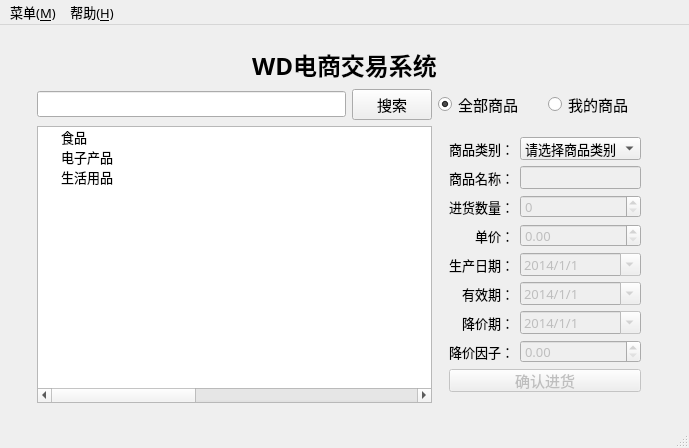
drcege/WD, file mainwindow.ui: the form before one commit.
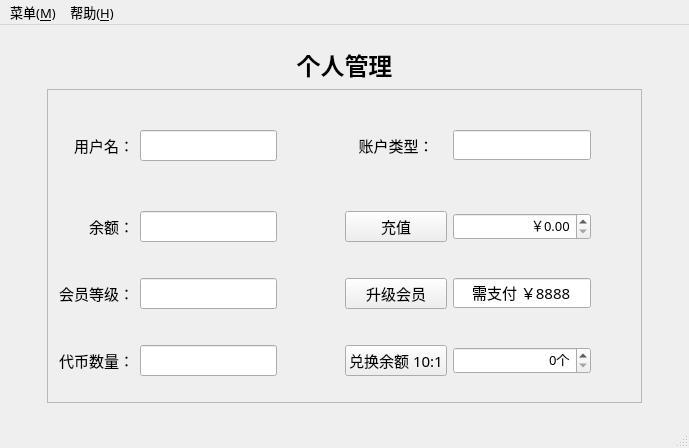
The form after the commit. The open tabs and pages were chosen to show the change.

Commit message: simplify slots of loginPage and registerPage,reorder,classify,add resetXXX

Patch:
```diff
--- a/mainwindow.ui
+++ b/mainwindow.ui
@@ -563,39 +563,6 @@
           </property>
          </widget>
         </item>
-        <item row="1" column="3">
-         <widget class="QRadioButton" name="radioButton">
-          <property name="font">
-           <font>
-            <pointsize>11</pointsize>
-           </font>
-          </property>
-          <property name="text">
-           <string>全部商品</string>
-          </property>
-          <property name="checked">
-           <bool>true</bool>
-          </property>
-          <attribute name="buttonGroup">
-           <string notr="true">buttonGroup_2</string>
-          </attribute>
-         </widget>
-        </item>
-        <item row="1" column="4">
-         <widget class="QRadioButton" name="radioButton_2">
-          <property name="font">
-           <font>
-            <pointsize>11</pointsize>
-           </font>
-          </property>
-          <property name="text">
-           <string>我的商品</string>
-          </property>
-          <attribute name="buttonGroup">
-           <string notr="true">buttonGroup_2</string>
-          </attribute>
-         </widget>
-        </item>
         <item row="2" column="1" colspan="2">
          <widget class="QTreeWidget" name="treeWidget">
           <property name="font">
@@ -628,7 +595,7 @@
            <bool>false</bool>
           </property>
           <property name="headerHidden">
-           <bool>false</bool>
+           <bool>true</bool>
           </property>
           <attribute name="headerVisible">
            <bool>false</bool>
@@ -766,6 +733,11 @@
             </font>
            </property>
           </column>
+          <column>
+           <property name="text">
+            <string>ID</string>
+           </property>
+          </column>
           <item>
            <property name="text">
             <string>食品</string>
@@ -892,7 +864,7 @@
           </item>
          </widget>
         </item>
-        <item row="2" column="3" colspan="2">
+        <item row="1" column="3" rowspan="2" colspan="2">
          <widget class="QStackedWidget" name="stackedWidget_2">
           <property name="currentIndex">
            <number>0</number>
@@ -1043,8 +1015,8 @@
           </widget>
           <widget class="QWidget" name="page_seller">
            <layout class="QGridLayout" name="gridLayout_4" columnstretch="1,1">
-            <item row="0" column="0">
-             <widget class="QLabel" name="label_class">
+            <item row="2" column="0">
+             <widget class="QLabel" name="label_name">
               <property name="font">
                <font>
                 <pointsize>10</pointsize>
@@ -1058,7 +1030,14 @@
               </property>
              </widget>
             </item>
-            <item row="0" column="1">
+            <item row="2" column="1">
+             <widget class="QLineEdit" name="lineEdit_name">
+              <property name="enabled">
+               <bool>false</bool>
+              </property>
+             </widget>
+            </item>
+            <item row="1" column="1">
              <widget class="QComboBox" name="comboBox">
               <property name="currentText">
                <string>请选择商品类别</string>
@@ -1086,7 +1065,7 @@
              </widget>
             </item>
             <item row="1" column="0">
-             <widget class="QLabel" name="label_name">
+             <widget class="QLabel" name="label_class">
               <property name="font">
                <font>
                 <pointsize>10</pointsize>
@@ -1100,14 +1079,7 @@
               </property>
              </widget>
             </item>
-            <item row="1" column="1">
-             <widget class="QLineEdit" name="lineEdit_name">
-              <property name="enabled">
-               <bool>false</bool>
-              </property>
-             </widget>
-            </item>
-            <item row="2" column="0">
+            <item row="3" column="0">
              <widget class="QLabel" name="label_in">
               <property name="font">
                <font>
@@ -1123,7 +1095,7 @@
               </property>
              </widget>
             </item>
-            <item row="2" column="1">
+            <item row="3" column="1">
              <widget class="QSpinBox" name="spinBox_seller">
               <property name="enabled">
                <bool>false</bool>
@@ -1142,7 +1114,7 @@
               </property>
              </widget>
             </item>
-            <item row="3" column="0">
+            <item row="4" column="0">
              <widget class="QLabel" name="label_unit">
               <property name="font">
                <font>
@@ -1158,7 +1130,7 @@
               </property>
              </widget>
             </item>
-            <item row="4" column="0">
+            <item row="5" column="0">
              <widget class="QLabel" name="label_produce">
               <property name="font">
                <font>
@@ -1174,49 +1146,7 @@
               </property>
              </widget>
             </item>
-            <item row="4" column="1">
-             <widget class="QDateEdit" name="dateEdit_produce">
-              <property name="enabled">
-               <bool>false</bool>
-              </property>
-              <property name="sizePolicy">
-               <sizepolicy hsizetype="Preferred" vsizetype="Fixed">
-                <horstretch>0</horstretch>
-                <verstretch>0</verstretch>
-               </sizepolicy>
-              </property>
-              <property name="displayFormat">
-               <string>yyyy/M/d</string>
-              </property>
-              <property name="calendarPopup">
-               <bool>true</bool>
-              </property>
-              <property name="date">
-               <date>
-                <year>2014</year>
-                <month>1</month>
-                <day>1</day>
-               </date>
-              </property>
-             </widget>
-            </item>
-            <item row="5" column="0">
-             <widget class="QLabel" name="label_validity">
-              <property name="font">
-               <font>
-                <family>微软雅黑</family>
-                <pointsize>10</pointsize>
-               </font>
-              </property>
-              <property name="text">
-               <string>有效期：</string>
-              </property>
-              <property name="alignment">
-               <set>Qt::AlignRight|Qt::AlignTrailing|Qt::AlignVCenter</set>
-              </property>
-             </widget>
-            </item>
-            <item row="5" column="1">
+            <item row="6" column="1">
              <widget class="QDateEdit" name="dateEdit_validity">
               <property name="enabled">
                <bool>false</bool>
@@ -1242,7 +1172,7 @@
               </property>
              </widget>
             </item>
-            <item row="6" column="0">
+            <item row="7" column="0">
              <widget class="QLabel" name="label_reduce">
               <property name="font">
                <font>
@@ -1258,7 +1188,56 @@
               </property>
              </widget>
             </item>
-            <item row="6" column="1">
+            <item row="6" column="0">
+             <widget class="QLabel" name="label_validity">
+              <property name="font">
+               <font>
+                <family>微软雅黑</family>
+                <pointsize>10</pointsize>
+               </font>
+              </property>
+              <property name="text">
+               <string>有效期：</string>
+              </property>
+              <property name="alignment">
+               <set>Qt::AlignRight|Qt::AlignTrailing|Qt::AlignVCenter</set>
+              </property>
+             </widget>
+            </item>
+            <item row="5" column="1">
+             <widget class="QDateEdit" name="dateEdit_produce">
+              <property name="enabled">
+               <bool>false</bool>
+              </property>
+              <property name="sizePolicy">
+               <sizepolicy hsizetype="Preferred" vsizetype="Fixed">
+                <horstretch>0</horstretch>
+                <verstretch>0</verstretch>
+               </sizepolicy>
+              </property>
+              <property name="minimumDate">
+               <date>
+                <year>1970</year>
+                <month>9</month>
+                <day>14</day>
+               </date>
+              </property>
+              <property name="displayFormat">
+               <string>yyyy/M/d</string>
+              </property>
+              <property name="calendarPopup">
+               <bool>true</bool>
+              </property>
+              <property name="date">
+               <date>
+                <year>2014</year>
+                <month>1</month>
+                <day>1</day>
+               </date>
+              </property>
+             </widget>
+            </item>
+            <item row="7" column="1">
              <widget class="QDateEdit" name="dateEdit_reduce">
               <property name="enabled">
                <bool>false</bool>
@@ -1284,7 +1263,26 @@
               </property>
              </widget>
             </item>
-            <item row="7" column="0">
+            <item row="9" column="0" colspan="2">
+             <widget class="QPushButton" name="pushButton_in">
+              <property name="enabled">
+               <bool>false</bool>
+              </property>
+              <property name="font">
+               <font>
+                <family>微软雅黑</family>
+                <pointsize>11</pointsize>
+               </font>
+              </property>
+              <property name="text">
+               <string>确认进货</string>
+              </property>
+              <property name="checkable">
+               <bool>false</bool>
+              </property>
+             </widget>
+            </item>
+            <item row="8" column="0">
              <widget class="QLabel" name="label">
               <property name="font">
                <font>
@@ -1299,8 +1297,8 @@
               </property>
              </widget>
             </item>
-            <item row="7" column="1">
-             <widget class="QDoubleSpinBox" name="doubleSpinBox">
+            <item row="8" column="1">
+             <widget class="QDoubleSpinBox" name="doubleSpinBox_rate">
               <property name="enabled">
                <bool>false</bool>
               </property>
@@ -1318,26 +1316,7 @@
               </property>
              </widget>
             </item>
-            <item row="8" column="0" colspan="2">
-             <widget class="QPushButton" name="pushButton_in">
-              <property name="enabled">
-               <bool>false</bool>
-              </property>
-              <property name="font">
-               <font>
-                <family>微软雅黑</family>
-                <pointsize>11</pointsize>
-               </font>
-              </property>
-              <property name="text">
-               <string>确认进货</string>
-              </property>
-              <property name="checkable">
-               <bool>false</bool>
-              </property>
-             </widget>
-            </item>
-            <item row="3" column="1">
+            <item row="4" column="1">
              <widget class="QDoubleSpinBox" name="doubleSpinBox_price">
               <property name="enabled">
                <bool>false</bool>
@@ -1356,7 +1335,398 @@
         </item>
        </layout>
       </widget>
-      <widget class="QWidget" name="userPage"/>
+      <widget class="QWidget" name="managePage">
+       <layout class="QGridLayout" name="gridLayout_8" rowstretch="1,1,1,10" columnstretch="0,0,0">
+        <item row="1" column="1">
+         <widget class="QLabel" name="label_head_3">
+          <property name="font">
+           <font>
+            <family>微软雅黑</family>
+            <pointsize>18</pointsize>
+            <weight>75</weight>
+            <bold>true</bold>
+           </font>
+          </property>
+          <property name="text">
+           <string>个人管理</string>
+          </property>
+          <property name="alignment">
+           <set>Qt::AlignCenter</set>
+          </property>
+         </widget>
+        </item>
+        <item row="2" column="1">
+         <spacer name="verticalSpacer_7">
+          <property name="orientation">
+           <enum>Qt::Vertical</enum>
+          </property>
+          <property name="sizeHint" stdset="0">
+           <size>
+            <width>20</width>
+            <height>40</height>
+           </size>
+          </property>
+         </spacer>
+        </item>
+        <item row="1" column="2" rowspan="3">
+         <spacer name="horizontalSpacer_12">
+          <property name="orientation">
+           <enum>Qt::Horizontal</enum>
+          </property>
+          <property name="sizeHint" stdset="0">
+           <size>
+            <width>89</width>
+            <height>358</height>
+           </size>
+          </property>
+         </spacer>
+        </item>
+        <item row="1" column="0" rowspan="3">
+         <spacer name="horizontalSpacer_11">
+          <property name="orientation">
+           <enum>Qt::Horizontal</enum>
+          </property>
+          <property name="sizeHint" stdset="0">
+           <size>
+            <width>89</width>
+            <height>358</height>
+           </size>
+          </property>
+         </spacer>
+        </item>
+        <item row="0" column="1">
+         <spacer name="verticalSpacer_8">
+          <property name="orientation">
+           <enum>Qt::Vertical</enum>
+          </property>
+          <property name="sizeHint" stdset="0">
+           <size>
+            <width>20</width>
+            <height>40</height>
+           </size>
+          </property>
+         </spacer>
+        </item>
+        <item row="3" column="1">
+         <widget class="QFrame" name="frame">
+          <property name="sizePolicy">
+           <sizepolicy hsizetype="Preferred" vsizetype="Preferred">
+            <horstretch>0</horstretch>
+            <verstretch>0</verstretch>
+           </sizepolicy>
+          </property>
+          <property name="frameShape">
+           <enum>QFrame::StyledPanel</enum>
+          </property>
+          <property name="frameShadow">
+           <enum>QFrame::Plain</enum>
+          </property>
+          <layout class="QGridLayout" name="gridLayout_7" columnstretch="2,0,0,0,0,0,0">
+           <item row="0" column="2">
+            <widget class="QLineEdit" name="lineEdit_Username">
+             <property name="enabled">
+              <bool>true</bool>
+             </property>
+             <property name="font">
+              <font>
+               <pointsize>12</pointsize>
+              </font>
+             </property>
+             <property name="readOnly">
+              <bool>true</bool>
+             </property>
+            </widget>
+           </item>
+           <item row="0" column="6" rowspan="4">
+            <spacer name="horizontalSpacer_14">
+             <property name="orientation">
+              <enum>Qt::Horizontal</enum>
+             </property>
+             <property name="sizeHint" stdset="0">
+              <size>
+               <width>44</width>
+               <height>292</height>
+              </size>
+             </property>
+            </spacer>
+           </item>
+           <item row="1" column="1">
+            <widget class="QLabel" name="label_Balance">
+             <property name="font">
+              <font>
+               <pointsize>11</pointsize>
+              </font>
+             </property>
+             <property name="text">
+              <string>余额：</string>
+             </property>
+             <property name="alignment">
+              <set>Qt::AlignRight|Qt::AlignTrailing|Qt::AlignVCenter</set>
+             </property>
+            </widget>
+           </item>
+           <item row="0" column="0" rowspan="4">
+            <spacer name="horizontalSpacer_13">
+             <property name="orientation">
+              <enum>Qt::Horizontal</enum>
+             </property>
+             <property name="sizeHint" stdset="0">
+              <size>
+               <width>44</width>
+               <height>292</height>
+              </size>
+             </property>
+            </spacer>
+           </item>
+           <item row="0" column="1">
+            <widget class="QLabel" name="label_Username">
+             <property name="font">
+              <font>
+               <pointsize>11</pointsize>
+              </font>
+             </property>
+             <property name="text">
+              <string>用户名：</string>
+             </property>
+             <property name="alignment">
+              <set>Qt::AlignRight|Qt::AlignTrailing|Qt::AlignVCenter</set>
+             </property>
+            </widget>
+           </item>
+           <item row="0" column="3" rowspan="4">
+            <spacer name="horizontalSpacer_10">
+             <property name="orientation">
+              <enum>Qt::Horizontal</enum>
+             </property>
+             <property name="sizeHint" stdset="0">
+              <size>
+               <width>67</width>
+               <height>258</height>
+              </size>
+             </property>
+            </spacer>
+           </item>
+           <item row="2" column="2">
+            <widget class="QLineEdit" name="lineEdit_Level">
+             <property name="enabled">
+              <bool>true</bool>
+             </property>
+             <property name="font">
+              <font>
+               <pointsize>12</pointsize>
+              </font>
+             </property>
+             <property name="text">
+              <string/>
+             </property>
+             <property name="readOnly">
+              <bool>true</bool>
+             </property>
+            </widget>
+           </item>
+           <item row="1" column="2">
+            <widget class="QLineEdit" name="lineEdit_Balance">
+             <property name="font">
+              <font>
+               <pointsize>12</pointsize>
+              </font>
+             </property>
+             <property name="inputMask">
+              <string/>
+             </property>
+             <property name="readOnly">
+              <bool>true</bool>
+             </property>
+            </widget>
+           </item>
+           <item row="2" column="1">
+            <widget class="QLabel" name="label_Level">
+             <property name="enabled">
+              <bool>true</bool>
+             </property>
+             <property name="font">
+              <font>
+               <pointsize>11</pointsize>
+              </font>
+             </property>
+             <property name="text">
+              <string>会员等级：</string>
+             </property>
+             <property name="alignment">
+              <set>Qt::AlignRight|Qt::AlignTrailing|Qt::AlignVCenter</set>
+             </property>
+            </widget>
+           </item>
+           <item row="3" column="1">
+            <widget class="QLabel" name="label_Token">
+             <property name="enabled">
+              <bool>true</bool>
+             </property>
+             <property name="font">
+              <font>
+               <pointsize>11</pointsize>
+              </font>
+             </property>
+             <property name="text">
+              <string>代币数量：</string>
+             </property>
+             <property name="alignment">
+              <set>Qt::AlignRight|Qt::AlignTrailing|Qt::AlignVCenter</set>
+             </property>
+            </widget>
+           </item>
+           <item row="3" column="2">
+            <widget class="QLineEdit" name="lineEdit_Token">
+             <property name="enabled">
+              <bool>true</bool>
+             </property>
+             <property name="font">
+              <font>
+               <pointsize>12</pointsize>
+              </font>
+             </property>
+             <property name="text">
+              <string/>
+             </property>
+             <property name="readOnly">
+              <bool>true</bool>
+             </property>
+            </widget>
+           </item>
+           <item row="0" column="4">
+            <widget class="QLabel" name="label_2">
+             <property name="font">
+              <font>
+               <pointsize>11</pointsize>
+              </font>
+             </property>
+             <property name="text">
+              <string>账户类型：</string>
+             </property>
+             <property name="alignment">
+              <set>Qt::AlignCenter</set>
+             </property>
+            </widget>
+           </item>
+           <item row="1" column="4">
+            <widget class="QPushButton" name="pushButton_Recharge">
+             <property name="enabled">
+              <bool>true</bool>
+             </property>
+             <property name="font">
+              <font>
+               <pointsize>11</pointsize>
+              </font>
+             </property>
+             <property name="text">
+              <string>充值</string>
+             </property>
+            </widget>
+           </item>
+           <item row="1" column="5">
+            <widget class="QDoubleSpinBox" name="doubleSpinBox_Recharge">
+             <property name="enabled">
+              <bool>true</bool>
+             </property>
+             <property name="alignment">
+              <set>Qt::AlignRight|Qt::AlignTrailing|Qt::AlignVCenter</set>
+             </property>
+             <property name="prefix">
+              <string>￥</string>
+             </property>
+             <property name="maximum">
+              <double>9999999.990000000223517</double>
+             </property>
+            </widget>
+           </item>
+           <item row="2" column="4">
+            <widget class="QPushButton" name="pushButton_Upgrade">
+             <property name="enabled">
+              <bool>true</bool>
+             </property>
+             <property name="font">
+              <font>
+               <pointsize>11</pointsize>
+              </font>
+             </property>
+             <property name="text">
+              <string>升级会员</string>
+             </property>
+            </widget>
+           </item>
+           <item row="3" column="4">
+            <widget class="QPushButton" name="pushButton_Exchange">
+             <property name="enabled">
+              <bool>true</bool>
+             </property>
+             <property name="font">
+              <font>
+               <pointsize>11</pointsize>
+              </font>
+             </property>
+             <property name="text">
+              <string>兑换余额 10:1</string>
+             </property>
+            </widget>
+           </item>
+           <item row="3" column="5">
+            <widget class="QSpinBox" name="spinBox_Token">
+             <property name="enabled">
+              <bool>true</bool>
+             </property>
+             <property name="alignment">
+              <set>Qt::AlignRight|Qt::AlignTrailing|Qt::AlignVCenter</set>
+             </property>
+             <property name="suffix">
+              <string>个</string>
+             </property>
+             <property name="prefix">
+              <string/>
+             </property>
+             <property name="maximum">
+              <number>999999999</number>
+             </property>
+            </widget>
+           </item>
+           <item row="0" column="5">
+            <widget class="QLineEdit" name="lineEdit_userClass">
+             <property name="font">
+              <font>
+               <family>微软雅黑</family>
+               <pointsize>11</pointsize>
+              </font>
+             </property>
+             <property name="alignment">
+              <set>Qt::AlignCenter</set>
+             </property>
+             <property name="readOnly">
+              <bool>true</bool>
+             </property>
+            </widget>
+           </item>
+           <item row="2" column="5">
+            <widget class="QLineEdit" name="lineEdit_note">
+             <property name="enabled">
+              <bool>true</bool>
+             </property>
+             <property name="font">
+              <font>
+               <pointsize>11</pointsize>
+              </font>
+             </property>
+             <property name="text">
+              <string>需支付 ￥8888</string>
+             </property>
+             <property name="alignment">
+              <set>Qt::AlignCenter</set>
+             </property>
+            </widget>
+           </item>
+          </layout>
+         </widget>
+        </item>
+       </layout>
+      </widget>
      </widget>
     </item>
    </layout>
```
Left out of the diff: 65 changed lines with no effect on the pictures. The commit also changes 7 other files.
